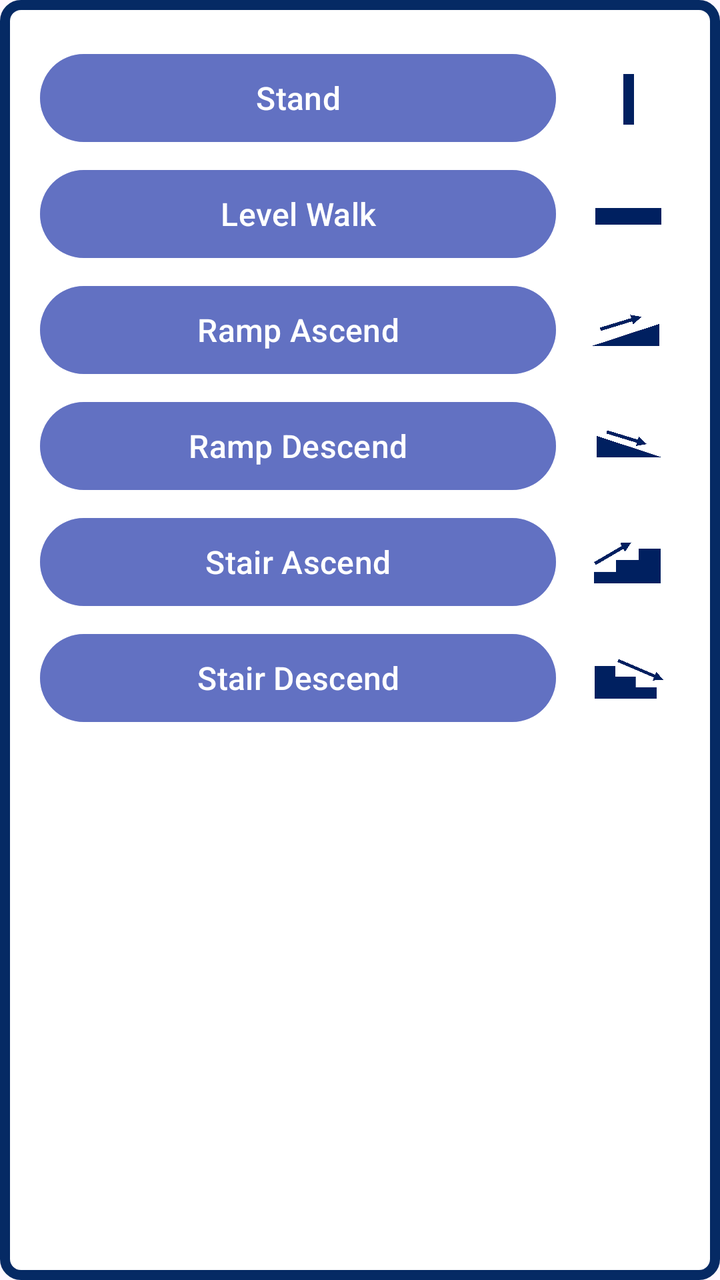
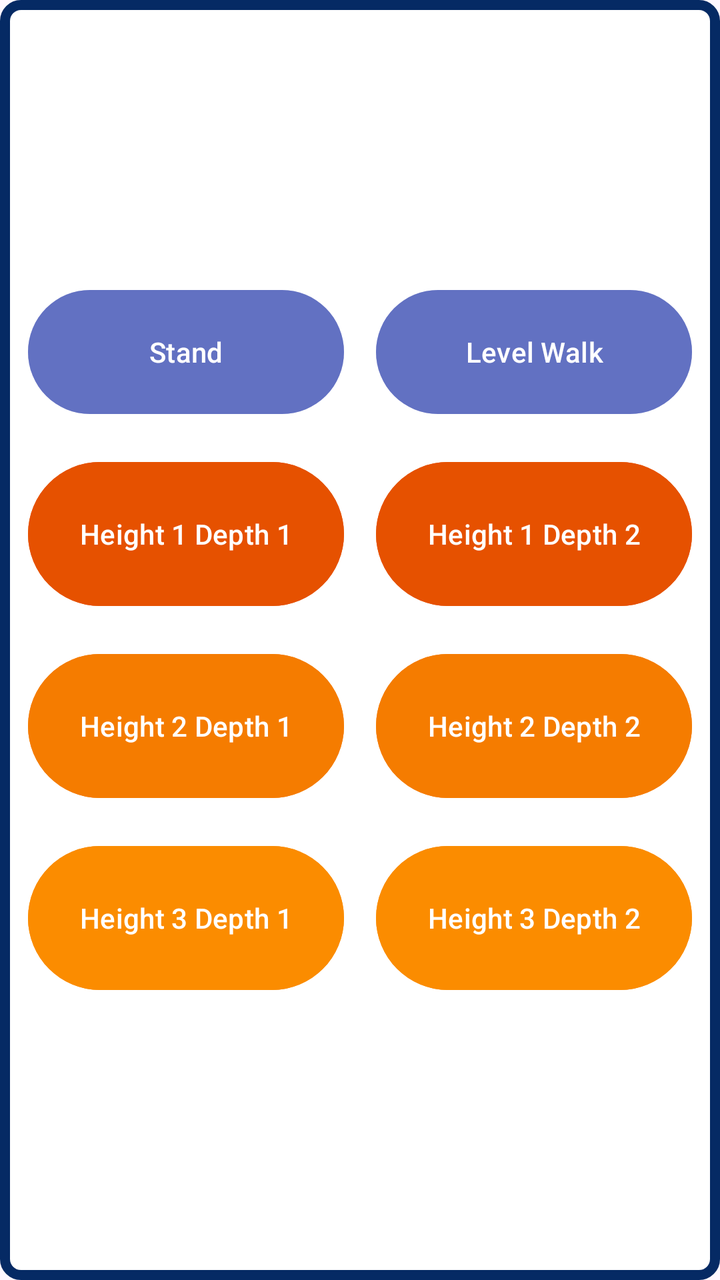

Two renders of the same Android screen: before a commit and after it. Below are the layout's source before the change and the commit's diff.
<!-- AndroidManifest.xml: application theme Theme.EhsanMovella -->
<!-- res/layout/item_label_page1.xml -->
<?xml version="1.0" encoding="utf-8"?>
<LinearLayout xmlns:android="http://schemas.android.com/apk/res/android"
    android:layout_width="match_parent"
    android:layout_height="match_parent"
    android:orientation="vertical"
    android:background="@drawable/log_border"
    android:layout_margin="12dp"
    android:padding="10dp">

    <LinearLayout android:layout_width="match_parent" android:layout_height="wrap_content"
        android:orientation="horizontal" android:layout_marginLeft="10dp"
        android:layout_marginRight="10dp" android:layout_marginBottom="6dp"
        android:layout_marginTop="13dp" android:gravity="center_vertical">
        <Button android:id="@+id/labelButton1" android:layout_width="0dp"
            android:layout_weight="1" android:layout_height="52dp"
            android:backgroundTint="#903F51B5" android:text="Stand"
            android:textSize="16sp"/>
        <ImageView android:layout_width="52dp" android:layout_height="52dp"
            android:layout_marginLeft="10dp" android:src="@drawable/stand_logo"
            android:scaleType="centerInside" android:padding="8dp"/>
    </LinearLayout>

    <LinearLayout android:layout_width="match_parent" android:layout_height="wrap_content"
        android:orientation="horizontal" android:layout_marginLeft="10dp"
        android:layout_marginRight="10dp" android:layout_marginBottom="6dp"
        android:gravity="center_vertical">
        <Button android:id="@+id/labelButton2" android:layout_width="0dp"
            android:layout_weight="1" android:layout_height="52dp"
            android:backgroundTint="#903F51B5" android:text="Level Walk"
            android:textSize="16sp"/>
        <ImageView android:layout_width="52dp" android:layout_height="52dp"
            android:layout_marginLeft="10dp" android:src="@drawable/level_walk_logo"
            android:scaleType="centerInside" android:padding="8dp"/>
    </LinearLayout>

    <LinearLayout android:layout_width="match_parent" android:layout_height="wrap_content"
        android:orientation="horizontal" android:layout_marginLeft="10dp"
        android:layout_marginRight="10dp" android:layout_marginBottom="6dp"
        android:gravity="center_vertical">
        <Button android:id="@+id/labelButton3" android:layout_width="0dp"
            android:layout_weight="1" android:layout_height="52dp"
            android:backgroundTint="#903F51B5" android:text="Ramp Ascend"
            android:textSize="16sp"/>
        <ImageView android:layout_width="52dp" android:layout_height="52dp"
            android:layout_marginLeft="10dp" android:src="@drawable/ramp_ascend_logo"
            android:scaleType="centerInside" android:padding="8dp"/>
    </LinearLayout>

    <LinearLayout android:layout_width="match_parent" android:layout_height="wrap_content"
        android:orientation="horizontal" android:layout_marginLeft="10dp"
        android:layout_marginRight="10dp" android:layout_marginBottom="6dp"
        android:gravity="center_vertical">
        <Button android:id="@+id/labelButton4" android:layout_width="0dp"
            android:layout_weight="1" android:layout_height="52dp"
            android:backgroundTint="#903F51B5" android:text="Ramp Descend"
            android:textSize="16sp"/>
        <ImageView android:layout_width="52dp" android:layout_height="52dp"
            android:layout_marginLeft="10dp" android:src="@drawable/ramp_descend_logo"
            android:scaleType="centerInside" android:padding="8dp"/>
    </LinearLayout>

    <LinearLayout android:layout_width="match_parent" android:layout_height="wrap_content"
        android:orientation="horizontal" android:layout_marginLeft="10dp"
        android:layout_marginRight="10dp" android:layout_marginBottom="6dp"
        android:gravity="center_vertical">
        <Button android:id="@+id/labelButton5" android:layout_width="0dp"
            android:layout_weight="1" android:layout_height="52dp"
            android:backgroundTint="#903F51B5" android:text="Stair Ascend"
            android:textSize="16sp"/>
        <ImageView android:layout_width="52dp" android:layout_height="52dp"
            android:layout_marginLeft="10dp" android:src="@drawable/stair_ascend_logo"
            android:scaleType="centerInside" android:padding="8dp"/>
    </LinearLayout>

    <LinearLayout android:layout_width="match_parent" android:layout_height="wrap_content"
        android:orientation="horizontal" android:layout_marginLeft="10dp"
        android:layout_marginRight="10dp" android:layout_marginBottom="6dp"
        android:gravity="center_vertical">
        <Button android:id="@+id/labelButton6" android:layout_width="0dp"
            android:layout_weight="1" android:layout_height="52dp"
            android:backgroundTint="#903F51B5" android:text="Stair Descend"
            android:textSize="16sp"/>
        <ImageView android:layout_width="52dp" android:layout_height="52dp"
            android:layout_marginLeft="10dp" android:src="@drawable/stair_descend_logo"
            android:scaleType="centerInside" android:padding="8dp"/>
    </LinearLayout>

</LinearLayout>
<!-- resources referenced by this layout -->
<resources>
  <!-- drawable level_walk_logo: png bitmap (drawable, 53203 bytes) -->
  <!-- drawable log_border (drawable) -->
  <?xml version="1.0" encoding="utf-8"?>
  <shape xmlns:android="http://schemas.android.com/apk/res/android"
      android:shape="rectangle">
      <solid android:color="#FFFFFF"/>
      <stroke
          android:width="5dp"
          android:color="#052A64"/>
      <corners android:radius="8dp"/>
  </shape>
  <!-- drawable ramp_ascend_logo: png bitmap (drawable, 106752 bytes) -->
  <!-- drawable ramp_descend_logo: png bitmap (drawable, 109037 bytes) -->
  <!-- drawable stair_ascend_logo: png bitmap (drawable, 98192 bytes) -->
  <!-- drawable stair_descend_logo: png bitmap (drawable, 104061 bytes) -->
  <!-- drawable stand_logo: png bitmap (drawable, 42769 bytes) -->
  <style name="Theme.EhsanMovella" parent="Base.Theme.EhsanMovella" />
  <style name="Base.Theme.EhsanMovella" parent="Theme.Material3.DayNight.NoActionBar">
          
          
          <item name="android:statusBarColor">#052A64</item>
      </style>
</resources>

<!-- the commit's change to res/layout/item_label_page1.xml (unified diff, before → after) -->
@@ -3,86 +3,123 @@
     android:layout_width="match_parent"
     android:layout_height="match_parent"
     android:orientation="vertical"
+    android:gravity="center"
     android:background="@drawable/log_border"
-    android:layout_margin="12dp"
-    android:padding="10dp">
+    android:layout_marginLeft="18dp"
+    android:layout_marginRight="18dp"
+    android:layout_marginTop="12dp"
+    android:layout_marginBottom="12dp"
+    android:padding="14dp">
 
-    <LinearLayout android:layout_width="match_parent" android:layout_height="wrap_content"
-        android:orientation="horizontal" android:layout_marginLeft="10dp"
-        android:layout_marginRight="10dp" android:layout_marginBottom="6dp"
-        android:layout_marginTop="13dp" android:gravity="center_vertical">
-        <Button android:id="@+id/labelButton1" android:layout_width="0dp"
-            android:layout_weight="1" android:layout_height="52dp"
-            android:backgroundTint="#903F51B5" android:text="Stand"
-            android:textSize="16sp"/>
-        <ImageView android:layout_width="52dp" android:layout_height="52dp"
-            android:layout_marginLeft="10dp" android:src="@drawable/stand_logo"
-            android:scaleType="centerInside" android:padding="8dp"/>
+    
+    <LinearLayout
+        android:layout_width="match_parent"
+        android:layout_height="wrap_content"
+        android:orientation="horizontal"
+        android:layout_marginBottom="16dp">
+
+        <Button
+            android:id="@+id/labelButton1"
+            android:layout_width="0dp"
+            android:layout_weight="1"
+            android:layout_height="70dp"
+            android:layout_marginEnd="8dp"
+            android:backgroundTint="#903F51B5"
+            android:text="Stand"
+            android:textSize="14sp"/>
+
+        <Button
+            android:id="@+id/labelButton2"
+            android:layout_width="0dp"
+            android:layout_weight="1"
+            android:layout_height="70dp"
+            android:layout_marginStart="8dp"
+            android:backgroundTint="#903F51B5"
+            android:text="Level Walk"
+            android:textSize="14sp"/>
     </LinearLayout>
 
-    <LinearLayout android:layout_width="match_parent" android:layout_height="wrap_content"
-        android:orientation="horizontal" android:layout_marginLeft="10dp"
-        android:layout_marginRight="10dp" android:layout_marginBottom="6dp"
-        android:gravity="center_vertical">
-        <Button android:id="@+id/labelButton2" android:layout_width="0dp"
-            android:layout_weight="1" android:layout_height="52dp"
-            android:backgroundTint="#903F51B5" android:text="Level Walk"
-            android:textSize="16sp"/>
-        <ImageView android:layout_width="52dp" android:layout_height="52dp"
-            android:layout_marginLeft="10dp" android:src="@drawable/level_walk_logo"
-            android:scaleType="centerInside" android:padding="8dp"/>
+    
+    <LinearLayout
+        android:layout_width="match_parent"
+        android:layout_height="wrap_content"
+        android:orientation="horizontal"
+        android:layout_marginBottom="16dp">
+
+        <Button
+            android:id="@+id/labelButton7"
+            android:layout_width="0dp"
+            android:layout_weight="1"
+            android:layout_height="80dp"
+            android:layout_marginEnd="8dp"
+            android:backgroundTint="#E65100"
+            android:text="Height 1 Depth 1"
+            android:textSize="14sp"/>
+
+        <Button
+            android:id="@+id/labelButton8"
+            android:layout_width="0dp"
+            android:layout_weight="1"
+            android:layout_height="80dp"
+            android:layout_marginStart="8dp"
+            android:backgroundTint="#E65100"
+            android:text="Height 1 Depth 2"
+            android:textSize="14sp"/>
     </LinearLayout>
 
-    <LinearLayout android:layout_width="match_parent" android:layout_height="wrap_content"
-        android:orientation="horizontal" android:layout_marginLeft="10dp"
-        android:layout_marginRight="10dp" android:layout_marginBottom="6dp"
-        android:gravity="center_vertical">
-        <Button android:id="@+id/labelButton3" android:layout_width="0dp"
-            android:layout_weight="1" android:layout_height="52dp"
-            android:backgroundTint="#903F51B5" android:text="Ramp Ascend"
-            android:textSize="16sp"/>
-        <ImageView android:layout_width="52dp" android:layout_height="52dp"
-            android:layout_marginLeft="10dp" android:src="@drawable/ramp_ascend_logo"
-            android:scaleType="centerInside" android:padding="8dp"/>
+    
+    <LinearLayout
+        android:layout_width="match_parent"
+        android:layout_height="wrap_content"
+        android:orientation="horizontal"
+        android:layout_marginBottom="16dp">
+
+        <Button
+            android:id="@+id/labelButton9"
+            android:layout_width="0dp"
+            android:layout_weight="1"
+            android:layout_height="80dp"
+            android:layout_marginEnd="8dp"
+            android:backgroundTint="#F57C00"
+            android:text="Height 2 Depth 1"
+            android:textSize="14sp"/>
+
+        <Button
+            android:id="@+id/labelButton10"
+            android:layout_width="0dp"
+            android:layout_weight="1"
+            android:layout_height="80dp"
+            android:layout_marginStart="8dp"
+            android:backgroundTint="#F57C00"
+            android:text="Height 2 Depth 2"
+            android:textSize="14sp"/>
     </LinearLayout>
 
-    <LinearLayout android:layout_width="match_parent" android:layout_height="wrap_content"
-        android:orientation="horizontal" android:layout_marginLeft="10dp"
-        android:layout_marginRight="10dp" android:layout_marginBottom="6dp"
-        android:gravity="center_vertical">
-        <Button android:id="@+id/labelButton4" android:layout_width="0dp"
-            android:layout_weight="1" android:layout_height="52dp"
-            android:backgroundTint="#903F51B5" android:text="Ramp Descend"
-            android:textSize="16sp"/>
-        <ImageView android:layout_width="52dp" android:layout_height="52dp"
-            android:layout_marginLeft="10dp" android:src="@drawable/ramp_descend_logo"
-            android:scaleType="centerInside" android:padding="8dp"/>
-    </LinearLayout>
+    
+    <LinearLayout
+        android:layout_width="match_parent"
+        android:layout_height="wrap_content"
+        android:orientation="horizontal">
 
-    <LinearLayout android:layout_width="match_parent" android:layout_height="wrap_content"
-        android:orientation="horizontal" android:layout_marginLeft="10dp"
-        android:layout_marginRight="10dp" android:layout_marginBottom="6dp"
-        android:gravity="center_vertical">
-        <Button android:id="@+id/labelButton5" android:layout_width="0dp"
-            android:layout_weight="1" android:layout_height="52dp"
-            android:backgroundTint="#903F51B5" android:text="Stair Ascend"
-            android:textSize="16sp"/>
-        <ImageView android:layout_width="52dp" android:layout_height="52dp"
-            android:layout_marginLeft="10dp" android:src="@drawable/stair_ascend_logo"
-            android:scaleType="centerInside" android:padding="8dp"/>
-    </LinearLayout>
+        <Button
+            android:id="@+id/labelButton11"
+            android:layout_width="0dp"
+            android:layout_weight="1"
+            android:layout_height="80dp"
+            android:layout_marginEnd="8dp"
+            android:backgroundTint="#FB8C00"
+            android:text="Height 3 Depth 1"
+            android:textSize="14sp"/>
 
-    <LinearLayout android:layout_width="match_parent" android:layout_height="wrap_content"
-        android:orientation="horizontal" android:layout_marginLeft="10dp"
-        android:layout_marginRight="10dp" android:layout_marginBottom="6dp"
-        android:gravity="center_vertical">
-        <Button android:id="@+id/labelButton6" android:layout_width="0dp"
-            android:layout_weight="1" android:layout_height="52dp"
-            android:backgroundTint="#903F51B5" android:text="Stair Descend"
-            android:textSize="16sp"/>
-        <ImageView android:layout_width="52dp" android:layout_height="52dp"
-            android:layout_marginLeft="10dp" android:src="@drawable/stair_descend_logo"
-            android:scaleType="centerInside" android:padding="8dp"/>
+        <Button
+            android:id="@+id/labelButton12"
+            android:layout_width="0dp"
+            android:layout_weight="1"
+            android:layout_height="80dp"
+            android:layout_marginStart="8dp"
+            android:backgroundTint="#FB8C00"
+            android:text="Height 3 Depth 2"
+            android:textSize="14sp"/>
     </LinearLayout>
 
 </LinearLayout>
<!-- resource entries referenced after the edit -->
@@ -1,6 +1,5 @@
 <!-- resources referenced by this layout -->
 <resources>
-  <!-- drawable level_walk_logo: png bitmap (drawable, 53203 bytes) -->
   <!-- drawable log_border (drawable) -->
   <?xml version="1.0" encoding="utf-8"?>
   <shape xmlns:android="http://schemas.android.com/apk/res/android"
@@ -11,11 +10,6 @@
           android:color="#052A64"/>
       <corners android:radius="8dp"/>
   </shape>
-  <!-- drawable ramp_ascend_logo: png bitmap (drawable, 106752 bytes) -->
-  <!-- drawable ramp_descend_logo: png bitmap (drawable, 109037 bytes) -->
-  <!-- drawable stair_ascend_logo: png bitmap (drawable, 98192 bytes) -->
-  <!-- drawable stair_descend_logo: png bitmap (drawable, 104061 bytes) -->
-  <!-- drawable stand_logo: png bitmap (drawable, 42769 bytes) -->
   <style name="Theme.EhsanMovella" parent="Base.Theme.EhsanMovella" />
   <style name="Base.Theme.EhsanMovella" parent="Theme.Material3.DayNight.NoActionBar">
           
